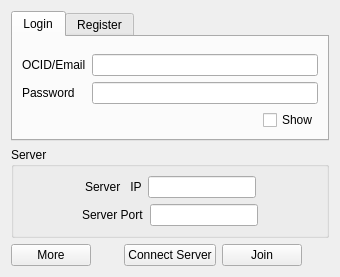
Qt form client/pc/src/ui/login.ui (SkyUOI/OurChat) before a commit.
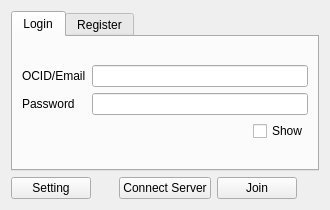
The same form after that commit.

Commit message: feat(client-pc): setting

What changed in the file:
```diff
--- a/client/pc/src/ui/login.ui
+++ b/client/pc/src/ui/login.ui
@@ -6,8 +6,8 @@
    <rect>
     <x>0</x>
     <y>0</y>
-    <width>340</width>
-    <height>270</height>
+    <width>330</width>
+    <height>210</height>
    </rect>
   </property>
   <property name="windowTitle">
@@ -85,6 +85,19 @@
          </item>
         </layout>
        </item>
+       <item row="4" column="1">
+        <spacer name="verticalSpacer_3">
+         <property name="orientation">
+          <enum>Qt::Vertical</enum>
+         </property>
+         <property name="sizeHint" stdset="0">
+          <size>
+           <width>20</width>
+           <height>40</height>
+          </size>
+         </property>
+        </spacer>
+       </item>
       </layout>
      </widget>
      <widget class="QWidget" name="register_tab">
@@ -157,105 +170,12 @@
      </widget>
     </widget>
    </item>
-   <item>
-    <widget class="QGroupBox" name="server_box">
-     <property name="title">
-      <string>Server</string>
-     </property>
-     <layout class="QVBoxLayout" name="verticalLayout">
-      <item>
-       <layout class="QHBoxLayout" name="horizontalLayout_4">
-        <item>
-         <spacer name="horizontalSpacer_7">
-          <property name="orientation">
-           <enum>Qt::Horizontal</enum>
-          </property>
-          <property name="sizeHint" stdset="0">
-           <size>
-            <width>40</width>
-            <height>20</height>
-           </size>
-          </property>
-         </spacer>
-        </item>
-        <item>
-         <widget class="QLabel" name="label">
-          <property name="text">
-           <string notr="true">Server   IP</string>
-          </property>
-         </widget>
-        </item>
-        <item>
-         <widget class="QLineEdit" name="server_ip_editor"/>
-        </item>
-        <item>
-         <spacer name="horizontalSpacer_8">
-          <property name="orientation">
-           <enum>Qt::Horizontal</enum>
-          </property>
-          <property name="sizeHint" stdset="0">
-           <size>
-            <width>40</width>
-            <height>20</height>
-           </size>
-          </property>
-         </spacer>
-        </item>
-       </layout>
-      </item>
-      <item>
-       <layout class="QHBoxLayout" name="horizontalLayout_5">
-        <item>
-         <spacer name="horizontalSpacer_9">
-          <property name="orientation">
-           <enum>Qt::Horizontal</enum>
-          </property>
-          <property name="sizeHint" stdset="0">
-           <size>
-            <width>40</width>
-            <height>20</height>
-           </size>
-          </property>
-         </spacer>
-        </item>
-        <item>
-         <widget class="QLabel" name="label_2">
-          <property name="text">
-           <string notr="true">Server Port</string>
-          </property>
-         </widget>
-        </item>
-        <item>
-         <widget class="QLineEdit" name="server_port_editor">
-          <property name="text">
-           <string notr="true"/>
-          </property>
-         </widget>
-        </item>
-        <item>
-         <spacer name="horizontalSpacer_10">
-          <property name="orientation">
-           <enum>Qt::Horizontal</enum>
-          </property>
-          <property name="sizeHint" stdset="0">
-           <size>
-            <width>40</width>
-            <height>20</height>
-           </size>
-          </property>
-         </spacer>
-        </item>
-       </layout>
-      </item>
-     </layout>
-    </widget>
-   </item>
    <item>
     <layout class="QHBoxLayout" name="horizontalLayout_6">
      <item>
       <widget class="QPushButton" name="more_btn">
        <property name="text">
-        <string>More</string>
+        <string>Setting</string>
        </property>
       </widget>
      </item>
```
Left out of the diff: 15 changed lines with no effect on the pictures. The commit also changes 5 other files.
